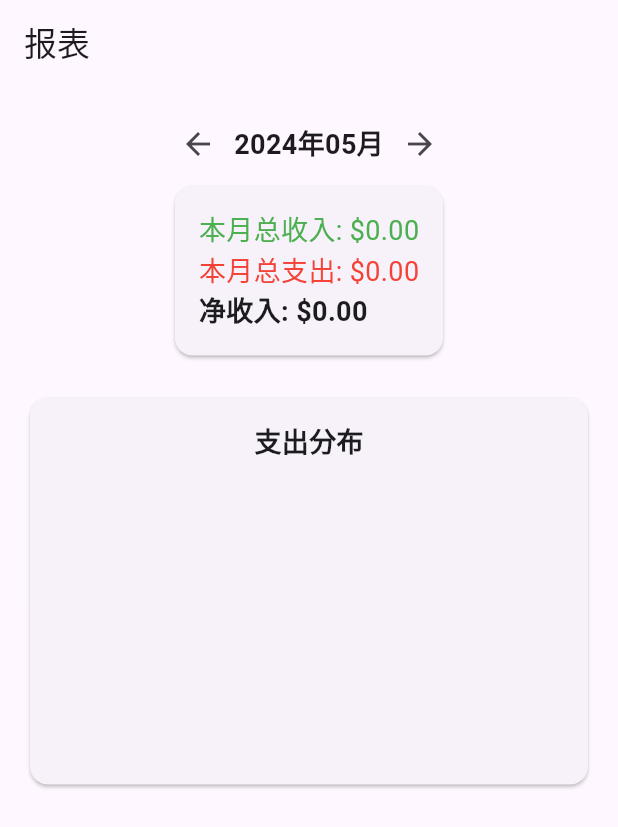
After one commit to GreatWaller/filance, a Flutter app: the ReportScreen screen opened by its route, after a tap on the "arrow back" icon, on a phone screen of 412 x 824 dp. The commit adds this screen. Shown: the top 827 px of the screen. Run offline on Flutter 3.47's test engine with Material 3 defaults, Android fonts, the phone set to English and light mode, and no system bars; drawn by our look-alikes of fl_chart; our stand-ins replace go_router, sqflite_common, sqflite_common_ffi; missing offline and left inert: adaptive_navigation; accounts and stored records are empty; statements that could not run were skipped.

Commit message:
add a monthly report page

```diff
--- a/lib/src/app.dart
+++ b/lib/src/app.dart
@@ -13,6 +13,7 @@ import 'providers/expense_provider.dart';
 import 'views/edit_expense_screen.dart';
 import 'views/home_screen.dart';
 import 'views/manage_categories_screen.dart';
+import 'views/report_screen.dart';
 import 'widgets/fade_transition_widget.dart';
 
 final GlobalKey<NavigatorState> _rootNavigatorKey =
@@ -52,7 +53,7 @@ class MyApp extends StatelessWidget {
           GoRoute(
             path: '/a',
             builder: (BuildContext context, GoRouterState state) {
-              return const ScreenA();
+              return ReportScreen();
             },
             routes: <RouteBase>[
               // The details screen to display stacked on the inner Navigator.
--- a/lib/src/providers/expense_provider.dart
+++ b/lib/src/providers/expense_provider.dart
@@ -193,16 +193,33 @@ class ExpenseProvider with ChangeNotifier {
     notifyListeners();
   }
 
-  double getMonthlyTotal(bool isIncome) {
-    final now = DateTime.now();
-    final startOfMonth = DateTime(now.year, now.month, 1);
-    final endOfMonth =
-        DateTime(now.year, now.month + 1, 1).subtract(Duration(days: 1));
+  // double getMonthlyTotal(bool isIncome) {
+  //   final now = DateTime.now();
+  //   final startOfMonth = DateTime(now.year, now.month, 1);
+  //   final endOfMonth =
+  //       DateTime(now.year, now.month + 1, 1).subtract(Duration(days: 1));
 
+  //   return _expenses.where((expense) {
+  //     return expense.isIncome == isIncome &&
+  //         expense.date.isAfter(startOfMonth.subtract(Duration(days: 1))) &&
+  //         expense.date.isBefore(endOfMonth.add(Duration(days: 1)));
+  //   }).fold(0.0, (sum, item) => sum + item.amount);
+  // }
+
+  double getMonthlyTotal(bool isIncome, [DateTime? selectedMonth]) {
+    final month = selectedMonth ?? DateTime.now();
+    return _expenses
+        .where((e) =>
+            e.isIncome == isIncome &&
+            e.date.year == month.year &&
+            e.date.month == month.month)
+        .fold(0.0, (sum, e) => sum + e.amount);
+  }
+
+  List<Expense> getExpensesForMonth(DateTime selectedMonth) {
     return _expenses.where((expense) {
-      return expense.isIncome == isIncome &&
-          expense.date.isAfter(startOfMonth.subtract(Duration(days: 1))) &&
-          expense.date.isBefore(endOfMonth.add(Duration(days: 1)));
-    }).fold(0.0, (sum, item) => sum + item.amount);
+      return expense.date.year == selectedMonth.year &&
+          expense.date.month == selectedMonth.month;
+    }).toList();
   }
 }
--- /dev/null
+++ b/lib/src/views/report_screen.dart
@@ -0,0 +1,153 @@
+import 'package:flutter/material.dart';
+import 'package:intl/intl.dart';
+import 'package:provider/provider.dart';
+import 'package:fl_chart/fl_chart.dart';
+import 'dart:math';
+import '../providers/expense_provider.dart';
+
+class ReportScreen extends StatefulWidget {
+  @override
+  State<ReportScreen> createState() => _ReportScreenState();
+}
+
+class _ReportScreenState extends State<ReportScreen> {
+  DateTime _selectedMonth = DateTime.now();
+  @override
+  Widget build(BuildContext context) {
+    final expenseProvider = Provider.of<ExpenseProvider>(context);
+    final expenses = expenseProvider.getExpensesForMonth(_selectedMonth);
+    final incomeData =
+        _generateCategoryData(expenses.where((e) => e.isIncome).toList());
+    final expenseData =
+        _generateCategoryData(expenses.where((e) => !e.isIncome).toList());
+
+    return Scaffold(
+      appBar: AppBar(
+        title: Text('报表'),
+      ),
+      body: SingleChildScrollView(
+        padding: const EdgeInsets.all(16.0),
+        child: Column(
+          children: [
+            _buildMonthSelector(),
+            _buildTotalSummary(expenseProvider),
+            SizedBox(height: 20),
+            _buildPieChart('支出分布', expenseData),
+            SizedBox(height: 20),
+            // _buildPieChart('收入分布', incomeData),
+          ],
+        ),
+      ),
+    );
+  }
+
+  Widget _buildMonthSelector() {
+    return Row(
+      mainAxisAlignment: MainAxisAlignment.center,
+      children: [
+        IconButton(
+          icon: Icon(Icons.arrow_back),
+          onPressed: () {
+            setState(() {
+              _selectedMonth =
+                  DateTime(_selectedMonth.year, _selectedMonth.month - 1);
+            });
+          },
+        ),
+        Text(
+          DateFormat('yyyy年MM月').format(_selectedMonth),
+          style: TextStyle(fontSize: 18, fontWeight: FontWeight.bold),
+        ),
+        IconButton(
+          icon: Icon(Icons.arrow_forward),
+          onPressed: () {
+            setState(() {
+              _selectedMonth =
+                  DateTime(_selectedMonth.year, _selectedMonth.month + 1);
+            });
+          },
+        ),
+      ],
+    );
+  }
+
+  Widget _buildTotalSummary(ExpenseProvider provider) {
+    final totalIncome = provider.getMonthlyTotal(true, _selectedMonth);
+    final totalExpense = provider.getMonthlyTotal(false, _selectedMonth);
+    final netIncome = totalIncome - totalExpense;
+
+    return Card(
+      child: Padding(
+        padding: const EdgeInsets.all(16.0),
+        child: Column(
+          crossAxisAlignment: CrossAxisAlignment.start,
+          children: [
+            Text('本月总收入: \$${totalIncome.toStringAsFixed(2)}',
+                style: TextStyle(fontSize: 18, color: Colors.green)),
+            Text('本月总支出: \$${totalExpense.toStringAsFixed(2)}',
+                style: TextStyle(fontSize: 18, color: Colors.red)),
+            Text('净收入: \$${netIncome.toStringAsFixed(2)}',
+                style: TextStyle(fontSize: 18, fontWeight: FontWeight.bold)),
+          ],
+        ),
+      ),
+    );
+  }
+
+  List<PieChartSectionData> _generateCategoryData(List expenses) {
+    final Map<String, double> data = {};
+
+    for (var expense in expenses) {
+      data.update(expense.category.name, (value) => value + expense.amount,
+          ifAbsent: () => expense.amount);
+    }
+
+    return data.entries.map((entry) {
+      return PieChartSectionData(
+          color: _getRandomColor(),
+          value: entry.value,
+          title: '${entry.key}: ${entry.value.toStringAsFixed(2)}',
+          radius: 50,
+          titleStyle: TextStyle(
+              fontSize: 14,
+              fontWeight: FontWeight.bold,
+              color: Colors.amber[900]),
+          titlePositionPercentageOffset: 2);
+    }).toList();
+  }
+
+  Color _getRandomColor() {
+    final Random random = Random();
+    return Color.fromARGB(
+      255,
+      random.nextInt(256),
+      random.nextInt(256),
+      random.nextInt(256),
+    );
+  }
+
+  Widget _buildPieChart(String title, List<PieChartSectionData> sections) {
+    return Card(
+      child: Padding(
+        padding: const EdgeInsets.all(16.0),
+        child: Column(
+          children: [
+            Text(title,
+                style: TextStyle(fontSize: 18, fontWeight: FontWeight.bold)),
+            SizedBox(
+              height: 200,
+              child: PieChart(
+                PieChartData(
+                  sections: sections,
+                  sectionsSpace: 2,
+                  centerSpaceRadius: 40,
+                  borderData: FlBorderData(show: false),
+                ),
+              ),
+            ),
+          ],
+        ),
+      ),
+    );
+  }
+}
--- a/pubspec.yaml
+++ b/pubspec.yaml
@@ -42,6 +42,7 @@ dependencies:
   sqflite_common: ^2.5.4
   sqflite_common_ffi: ^2.3.3
   intl: ^0.19.0
+  fl_chart: ^0.68.0
 
 dev_dependencies:
   flutter_test:
```
Also changed, not shown: pubspec.lock.
